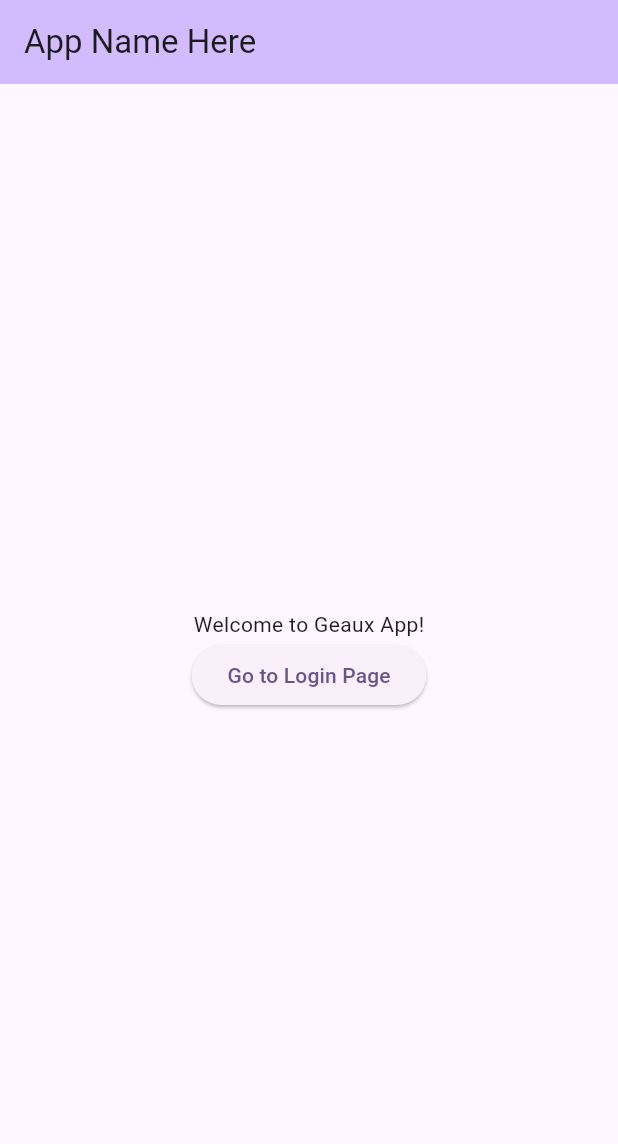
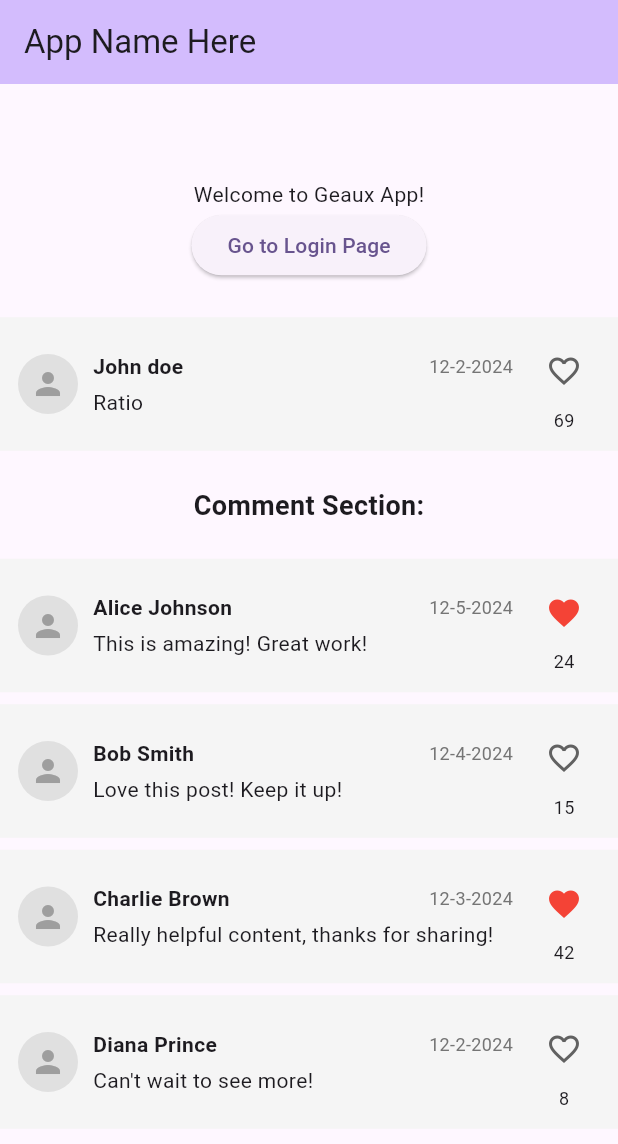
Before and after one commit to Google-Developers-Student-Club-LSU/GeauxApp-Frontend, a Flutter app: the screen it shows after launch, on a phone screen of 412 x 824 dp. Shown: the top 1144 px of the screen. Run offline on Flutter 3.47's test engine with Material 3 defaults, Android fonts, the light colour scheme and no system bars; our stand-ins replace google_fonts.

Commit message:
added example of how to use comment section at bottom of page

```diff
--- a/lib/main.dart
+++ b/lib/main.dart
@@ -1,5 +1,7 @@
 import 'package:flutter/material.dart';
 import 'package:geaux_app_frontend/screens/login_page.dart';
+import 'package:geaux_app_frontend/widget/comment.dart';
+
 void main() {
   runApp(const MyApp());
 }
@@ -54,8 +56,6 @@ class MyHomePage extends StatefulWidget {
 }
 
 class _MyHomePageState extends State<MyHomePage> {
-
-
   @override
   Widget build(BuildContext context) {
     // This method is rerun every time setState is called, for instance as done
@@ -103,6 +103,76 @@ class _MyHomePageState extends State<MyHomePage> {
               },
               child: const Text('Go to Login Page'),
             ),
+            const SizedBox(height: 20),
+            CommentWidget(
+              commentID: 1,
+              userName: "John doe",
+              date: "12-2-2024",
+              message: "Ratio",
+              likeCount: 69,
+              hasLiked: false,
+            ),
+            const SizedBox(height: 20),
+            const Text(
+              'Comment Section:',
+              style: TextStyle(fontSize: 18, fontWeight: FontWeight.bold),
+            ),
+            const SizedBox(height: 10),
+            SizedBox(
+              height: 400,
+              child: CommentSection(
+                comments: [
+                  CommentData(
+                    commentID: 1,
+                    userName: "Alice Johnson",
+                    date: "12-5-2024",
+                    message: "This is amazing! Great work!",
+                    likeCount: 24,
+                    hasLiked: true,
+                  ),
+                  CommentData(
+                    commentID: 2,
+                    userName: "Bob Smith",
+                    date: "12-4-2024",
+                    message: "Love this post! Keep it up!",
+                    likeCount: 15,
+                    hasLiked: false,
+                  ),
+                  CommentData(
+                    commentID: 3,
+                    userName: "Charlie Brown",
+                    date: "12-3-2024",
+                    message: "Really helpful content, thanks for sharing!",
+                    likeCount: 42,
+                    hasLiked: true,
+                  ),
+                  CommentData(
+                    commentID: 4,
+                    userName: "Diana Prince",
+                    date: "12-2-2024",
+                    message: "Can't wait to see more!",
+                    likeCount: 8,
+                    hasLiked: false,
+                  ),
+                  CommentData(
+                    commentID: 5,
+                    userName: "Eve Wilson",
+                    date: "12-1-2024",
+                    message: "This is exactly what I needed!",
+                    likeCount: 33,
+                    hasLiked: true,
+                  ),
+                  CommentData(
+                    commentID: 6,
+                    userName: "Frank Miller",
+                    date: "11-30-2024",
+                    message: "Awesome!",
+                    likeCount: 19,
+                    hasLiked: false,
+                  ),
+                ],
+              ),
+            ),
           ],
         ),
       ),
--- a/lib/widget/comment.dart
+++ b/lib/widget/comment.dart
@@ -189,3 +189,58 @@ class _CommentWidgetState extends State<CommentWidget> {
     );
   }
 }
+/*
+
+CommentSection(
+                comments: [
+                  CommentData(
+                    commentID: 1,
+                    userName: "Alice Johnson",
+                    date: "12-5-2024",
+                    message: "This is amazing! Great work!",
+                    likeCount: 24,
+                    hasLiked: true,
+                  ),
+                  CommentData(
+                    commentID: 2,
+                    userName: "Bob Smith",
+                    date: "12-4-2024",
+                    message: "Love this post! Keep it up!",
+                    likeCount: 15,
+                    hasLiked: false,
+                  ),
+                  CommentData(
+                    commentID: 3,
+                    userName: "Charlie Brown",
+                    date: "12-3-2024",
+                    message: "Really helpful content, thanks for sharing!",
+                    likeCount: 42,
+                    hasLiked: true,
+                  ),
+                  CommentData(
+                    commentID: 4,
+                    userName: "Diana Prince",
+                    date: "12-2-2024",
+                    message: "Can't wait to see more!",
+                    likeCount: 8,
+                    hasLiked: false,
+                  ),
+                  CommentData(
+                    commentID: 5,
+                    userName: "Eve Wilson",
+                    date: "12-1-2024",
+                    message: "This is exactly what I needed!",
+                    likeCount: 33,
+                    hasLiked: true,
+                  ),
+                  CommentData(
+                    commentID: 6,
+                    userName: "Frank Miller",
+                    date: "11-30-2024",
+                    message: "Awesome!",
+                    likeCount: 19,
+                    hasLiked: false,
+                  ),
+                ],
+              ),
+  */
```
